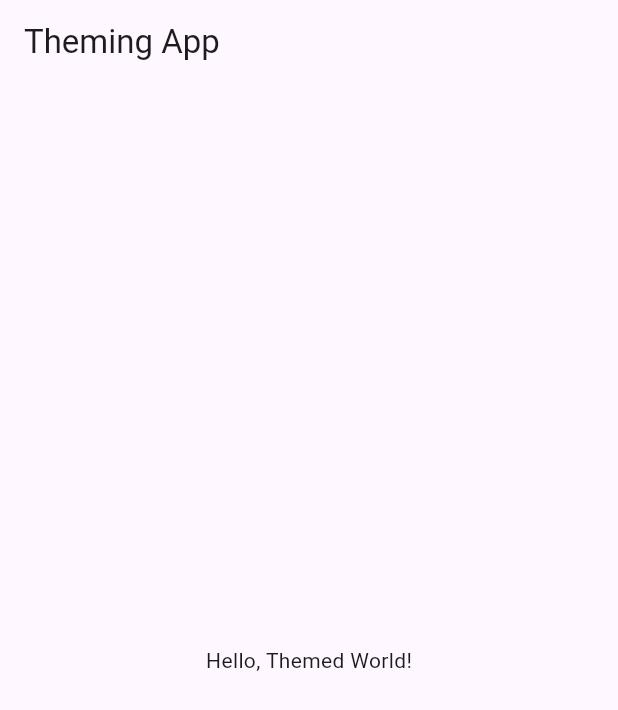
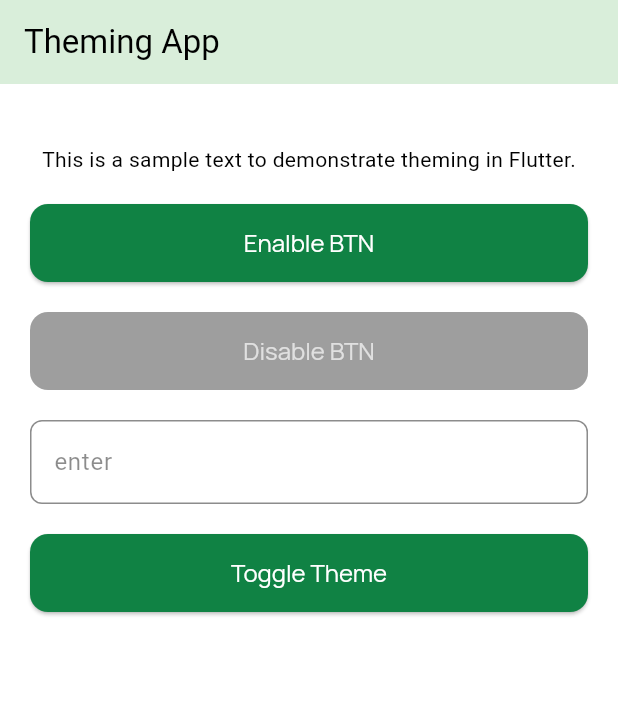
Before and after one commit to asmaaHasbo/-Flutter-Themes, a Flutter app: the screen it shows after launch, on a phone screen of 412 x 824 dp. Shown: the top 710 px of the screen. Run offline on Flutter 3.47's test engine with Material 3 defaults, Android fonts, the phone set to English and light mode, and no system bars.

Commit message:
adding light mode theme done 💪💃✅

```diff
--- a/lib/app.dart
+++ b/lib/app.dart
@@ -1,24 +1,18 @@
 import 'package:flutter/material.dart';
+import 'package:testing_in_flutter/core/theme/theme_modes/light_mode.dart';
+import 'package:testing_in_flutter/features/toggle_theme/toggle_theme_screen.dart';
 
 class AppThemeing extends StatelessWidget {
   const AppThemeing({super.key});
 
   @override
   Widget build(BuildContext context) {
-    return MaterialApp(
-      title: 'Doc App',
-
-      theme: ThemeData(
-        useMaterial3: true,
-      ),
+    return  MaterialApp(
+      title: 'Theme App',
       debugShowCheckedModeBanner: false,
-      home: Scaffold(
-        appBar: AppBar(
-          title: const Text('Theming App'),
-        ),
-        body: const Center(
-          child: Text('Hello, Themed World!'),
-        ),)
+      theme: getLightModeTheme() ,
+      themeMode: ThemeMode.light,
+      home: const ToggleThemeScreen(),
     );
   }
 }
--- a/lib/core/theme/app_text_style.dart
+++ b/lib/core/theme/app_text_style.dart
@@ -1,23 +1,24 @@
 import 'package:flutter/painting.dart';
+import 'package:testing_in_flutter/core/theme/app_colors.dart';
 import 'package:testing_in_flutter/core/theme/app_font_family.dart';
 
-class AppTextStyle {
-  AppTextStyle._();
+class AppTextStyles {
+  AppTextStyles._();
   static const TextStyle font16W400Gray = TextStyle(
     fontSize: 16,
     fontWeight: FontWeight.w400,
-    color: Color(0xFF808080),
+    color: AppColors.mainColor,
     fontFamily: AppFontFamily.manrope,
   );
 
-   static const TextStyle font18W400Gray = TextStyle(
+  static const TextStyle font18W400Gray = TextStyle(
     fontSize: 18,
     fontWeight: FontWeight.w400,
     color: Color(0xFF808080),
     fontFamily: AppFontFamily.manrope,
   );
 
-   static const TextStyle font14W400Gray = TextStyle(
+  static const TextStyle font14W400Gray = TextStyle(
     fontSize: 14,
     fontWeight: FontWeight.w400,
     color: Color(0xFF808080),
--- /dev/null
+++ b/lib/core/theme/theme_modes/light_mode.dart
@@ -0,0 +1,69 @@
+import 'package:flutter/material.dart';
+import 'package:testing_in_flutter/core/theme/app_colors.dart';
+import 'package:testing_in_flutter/core/theme/app_text_style.dart';
+
+ThemeData getLightModeTheme() {
+  return ThemeData(
+    brightness: Brightness.light,
+    scaffoldBackgroundColor: Colors.white,
+
+    //=======================  الحاجات اللي مش بتاخد لون زي مثلا ال مسطره
+    colorScheme: ColorScheme.fromSeed(
+      seedColor: AppColors.mainColor,
+      brightness: Brightness.light,
+    ),
+
+    //======================= app bar =======================
+    appBarTheme: const AppBarTheme(
+      backgroundColor: Color.fromARGB(255, 217, 238, 218),
+      foregroundColor: Colors.black,
+    ),
+
+    //======================= text theme=======================
+    textTheme: ThemeData.light().textTheme.apply(
+      bodyColor: Colors.black,
+      displayColor: Colors.black,
+    ),
+
+    //======================= btns =======================
+    elevatedButtonTheme: ElevatedButtonThemeData(
+      style: ElevatedButton.styleFrom(
+        minimumSize: const Size(double.infinity, 52),
+
+        backgroundColor: AppColors.mainColor,
+        foregroundColor: Colors.white,
+
+        //================= onpressed  مفيش  معطل ====
+        disabledBackgroundColor: Colors.grey,
+        disabledForegroundColor: Colors.grey[300],
+        shape: RoundedRectangleBorder(borderRadius: BorderRadius.circular(12)),
+        textStyle: AppTextStyles.font16W400Gray,
+      ),
+    ),
+
+    //====================== input decoration theme  borders ==============================
+    inputDecorationTheme: const InputDecorationTheme(
+      border: OutlineInputBorder(
+        borderSide: BorderSide(color: Colors.black45),
+        borderRadius: BorderRadius.all(Radius.circular(8)),
+      ),
+      enabledBorder: OutlineInputBorder(
+        borderSide: BorderSide(color: Colors.black45),
+        borderRadius: BorderRadius.all(Radius.circular(8)),
+      ),
+      errorBorder: OutlineInputBorder(
+        borderSide: BorderSide(color: Colors.red),
+        borderRadius: BorderRadius.all(Radius.circular(8)),
+      ),
+      disabledBorder: OutlineInputBorder(
+        borderSide: BorderSide(color: Colors.grey),
+        borderRadius: BorderRadius.all(Radius.circular(8)),
+      ),
+      focusedBorder: OutlineInputBorder(
+        borderSide: BorderSide(color: AppColors.mainColor),
+        borderRadius: BorderRadius.all(Radius.circular(8)),
+      ),
+      labelStyle: TextStyle(color: Colors.black45),
+    ),
+  );
+}
--- /dev/null
+++ b/lib/features/toggle_theme/toggle_theme_screen.dart
@@ -0,0 +1,36 @@
+import 'package:flutter/material.dart';
+
+class ToggleThemeScreen extends StatelessWidget {
+  const ToggleThemeScreen({super.key});
+
+  @override
+  Widget build(BuildContext context) {
+    return Scaffold(
+      appBar: AppBar(title: const Text('Theming App')),
+      body: Padding(
+        padding: const EdgeInsets.all(20.0),
+        child: Column(
+          children: [
+            const SizedBox(height: 20),
+            const Text(
+              'This is a sample text to demonstrate theming in Flutter.',
+            ),
+            const SizedBox(height: 20),
+
+            ElevatedButton(onPressed: () {}, child: const Text('Enalble BTN')),
+            const SizedBox(height: 20),
+
+            const ElevatedButton(onPressed: null, child: Text('Disable BTN')),
+            const SizedBox(height: 20),
+
+            const TextField(decoration: InputDecoration(labelText: 'enter')),
+
+            const SizedBox(height: 20),
+
+            ElevatedButton(onPressed: () {}, child: const Text('Toggle Theme')),
+          ],
+        ),
+      ),
+    );
+  }
+}
--- a/lib/test_counter/counter.dart
+++ /dev/null
@@ -1,6 +0,0 @@
-class Counter {
-  int val = 0;
-
-  void inCrement() => val++;
-  void deCrement() => val--;
-}
```
Also changed, not shown: 1 other file.
